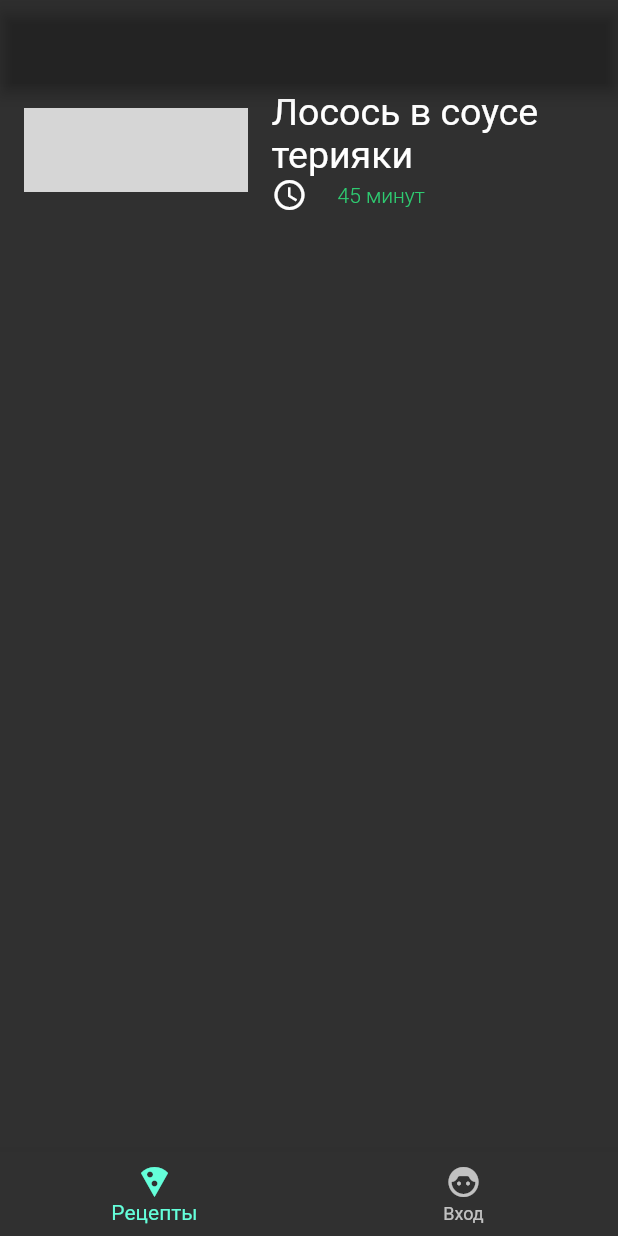
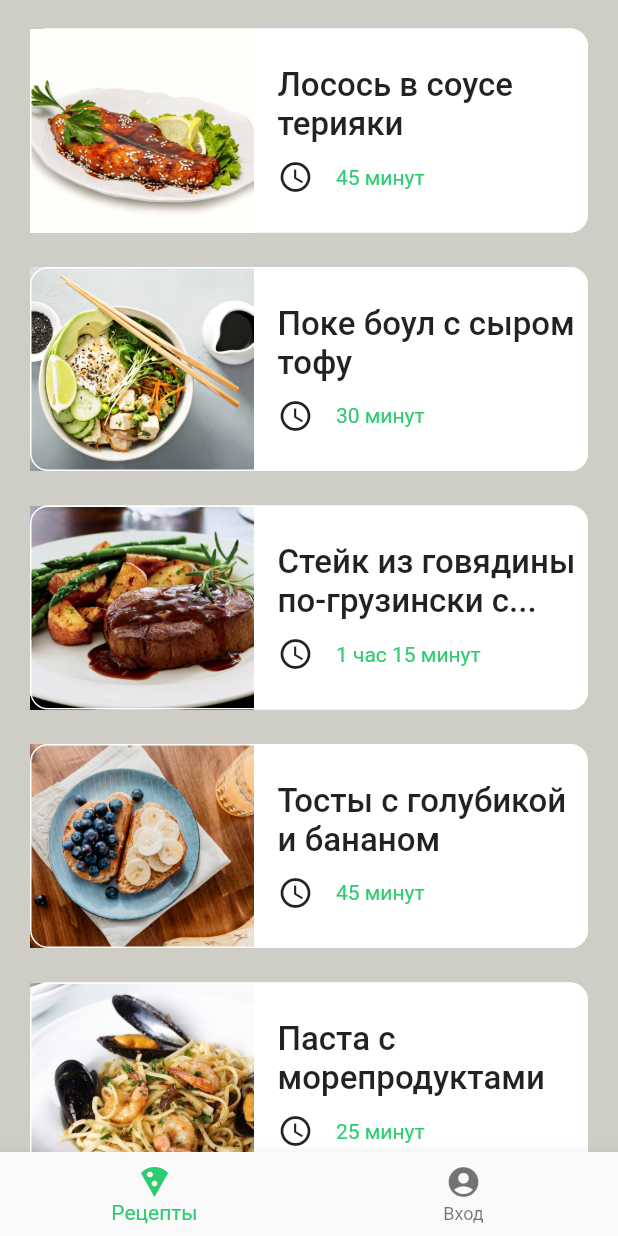
Before and after one commit to DaniilVol/otus_food, a Flutter app: the screen it shows after launch, on a phone screen of 412 x 824 dp. Run offline on Flutter 3.47's test engine with Material 2 defaults, Android fonts, the phone set to English and light mode, and no system bars; grey boxes are pictures that could not be loaded.

Commit message:
сделать вторую страницу

```diff
--- a/lib/main.dart
+++ b/lib/main.dart
@@ -1,220 +1,29 @@
 import 'package:flutter/material.dart';
+import 'package:otus_food/pages/infoRecipes/infoRecipes.dart';
+import 'package:otus_food/pages/listRecipes/listRecipes.dart';
+
+
 
 void main() {
-  runApp(Food());
+  runApp(const MyApp());
 }
 
 
-class Food extends StatelessWidget {
-  @override
-  Widget build(BuildContext context) {
-
-    return MaterialApp(
-      theme: ThemeData.dark(),
-      home: List_recipes(),
-    );
-  }
-
-}
-
-class List_recipes extends StatelessWidget {
-  @override
-  Widget build(BuildContext context) {
-
-    return Scaffold(
-      appBar: AppBar(backgroundColor: Color.fromARGB(0, 0, 0, 0)),
-      body: one_recipes(),
-
-
-      bottomNavigationBar: BottomNavigationBar(items: const [
-        BottomNavigationBarItem(icon: Icon(Icons.local_pizza), label: 'Рецепты', ),
-        BottomNavigationBarItem(icon: Icon(Icons.face_6_rounded), label: 'Вход',),
-      ]),
-
-
-
-
-    );
-  }
-
-  one_recipes () {
-    return ListTile(
-      leading: SizedBox(width: 149, height: 136, child: Image.network('https://thumbor.uds.app/unsafe/600x600/game-prod/549756069200/24eb6d42-5a97-4cca-9713-c7d0a194bb17/1586446493645',
-      width: 149, height: 136, fit: BoxFit.cover,)),
-
-      title: Text('Лосось в соусе терияки '),
-      titleTextStyle: TextStyle(fontSize: 25),
-      subtitle: Row(mainAxisAlignment: MainAxisAlignment.start,
-        crossAxisAlignment: CrossAxisAlignment.center,
-        children: [
-          Icon(Icons.watch_later_outlined),
-          SizedBox(width: 20),
-          Text('45 минут', style: TextStyle(color: Color.fromRGBO(46, 204, 113, 1), fontWeight: FontWeight.w300))
-      ]
-      )
-    );
-  }
-
-}
-
-
-
-
-
-
-
-
-
-
-
-
-
-
-
-
-
-
-
-
-
-
-
-
-
-
-
-
-
-
-
-
-
-
-
-
-
-
-
-
-
-/*
 class MyApp extends StatelessWidget {
   const MyApp({super.key});
 
-  // This widget is the root of your application.
   @override
   Widget build(BuildContext context) {
     return MaterialApp(
-      title: 'Flutter Demo',
-      theme: ThemeData(
-        // This is the theme of your application.
-        //
-        // TRY THIS: Try running your application with "flutter run". You'll see
-        // the application has a blue toolbar. Then, without quitting the app,
-        // try changing the seedColor in the colorScheme below to Colors.green
-        // and then invoke "hot reload" (save your changes or press the "hot
-        // reload" button in a Flutter-supported IDE, or press "r" if you used
-        // the command line to start the app).
-        //
-        // Notice that the counter didn't reset back to zero; the application
-        // state is not lost during the reload. To reset the state, use hot
-        // restart instead.
-        //
-        // This works for code too, not just values: Most code changes can be
-        // tested with just a hot reload.
-        colorScheme: ColorScheme.fromSeed(seedColor: Colors.deepPurple),
-        useMaterial3: true,
-      ),
-      home: const MyHomePage(title: 'Flutter Demo Home Page'),
+      theme: Theme.of(context).copyWith(scaffoldBackgroundColor: Color(0xffececec6)),
+      //Theme.of(context).copyWith(bottomNavigationBarTheme: Color(0xff2ECC71))
+      //home: ListRecipes(),
+      //initialRoute: '/',
+      routes: {
+        '/': (context) => const ListRecipes(),
+        //'/infoRecipes': (context) => InfoRecipes(index),
+       // '/log_in': (context) => LogIn(),
+      },
     );
   }
 }
-
-class MyHomePage extends StatefulWidget {
-  const MyHomePage({super.key, required this.title});
-
-  // This widget is the home page of your application. It is stateful, meaning
-  // that it has a State object (defined below) that contains fields that affect
-  // how it looks.
-
-  // This class is the configuration for the state. It holds the values (in this
-  // case the title) provided by the parent (in this case the App widget) and
-  // used by the build method of the State. Fields in a Widget subclass are
-  // always marked "final".
-
-  final String title;
-
-  @override
-  State<MyHomePage> createState() => _MyHomePageState();
-}
-
-class _MyHomePageState extends State<MyHomePage> {
-  int _counter = 0;
-
-  void _incrementCounter() {
-    setState(() {
-      // This call to setState tells the Flutter framework that something has
-      // changed in this State, which causes it to rerun the build method below
-      // so that the display can reflect the updated values. If we changed
-      // _counter without calling setState(), then the build method would not be
-      // called again, and so nothing would appear to happen.
-      _counter++;
-    });
-  }
-
-  @override
-  Widget build(BuildContext context) {
-    // This method is rerun every time setState is called, for instance as done
-    // by the _incrementCounter method above.
-    //
-    // The Flutter framework has been optimized to make rerunning build methods
-    // fast, so that you can just rebuild anything that needs updating rather
-    // than having to individually change instances of widgets.
-    return Scaffold(
-      appBar: AppBar(
-        // TRY THIS: Try changing the color here to a specific color (to
-        // Colors.amber, perhaps?) and trigger a hot reload to see the AppBar
-        // change color while the other colors stay the same.
-        backgroundColor: Theme.of(context).colorScheme.inversePrimary,
-        // Here we take the value from the MyHomePage object that was created by
-        // the App.build method, and use it to set our appbar title.
-        title: Text(widget.title),
-      ),
-      body: Center(
-        // Center is a layout widget. It takes a single child and positions it
-        // in the middle of the parent.
-        child: Column(
-          // Column is also a layout widget. It takes a list of children and
-          // arranges them vertically. By default, it sizes itself to fit its
-          // children horizontally, and tries to be as tall as its parent.
-          //
-          // Column has various properties to control how it sizes itself and
-          // how it positions its children. Here we use mainAxisAlignment to
-          // center the children vertically; the main axis here is the vertical
-          // axis because Columns are vertical (the cross axis would be
-          // horizontal).
-          //
-          // TRY THIS: Invoke "debug painting" (choose the "Toggle Debug Paint"
-          // action in the IDE, or press "p" in the console), to see the
-          // wireframe for each widget.
-          mainAxisAlignment: MainAxisAlignment.center,
-          children: <Widget>[
-            const Text(
-              'You have pushed the button this many times:',
-            ),
-            Text(
-              '$_counter',
-              style: Theme.of(context).textTheme.headlineMedium,
-            ),
-          ],
-        ),
-      ),
-      floatingActionButton: FloatingActionButton(
-        onPressed: _incrementCounter,
-        tooltip: 'Increment',
-        child: const Icon(Icons.add),
-      ), // This trailing comma makes auto-formatting nicer for build methods.
-    );
-  }
-}
- */
--- /dev/null
+++ b/lib/pages/listRecipes/listRecipes.dart
@@ -0,0 +1,250 @@
+import 'package:flutter/material.dart';
+
+import '../infoRecipes/infoRecipes.dart';
+
+//import '../resources/resources.dart';
+
+List<Recipes> myRecipes = [
+Recipes(nameRecipes: 'Лосось в соусе терияки', timeCook: '45 минут', imgRecipes: 'assets/img/salmon.jpg'),
+Recipes(nameRecipes: 'Поке боул с сыром тофу', timeCook: '30 минут', imgRecipes: 'assets/img/poke.jpeg'),
+Recipes(nameRecipes: 'Стейк из говядины по-грузински с картошкой', timeCook: '1 час 15 минут', imgRecipes: 'assets/img/steak.jpg'),
+Recipes(nameRecipes: 'Тосты с голубикой и бананом', timeCook: '45 минут', imgRecipes: 'assets/img/toast.jpg'),
+Recipes(nameRecipes: 'Паста с морепродуктами', timeCook: '25 минут', imgRecipes: 'assets/img/pasta.jpg'),
+Recipes(nameRecipes: 'Бургер с двумя котлетами', timeCook: '1 час', imgRecipes: 'assets/img/burger.jpg'),
+Recipes(nameRecipes: 'Пицца Маргарита домашняя',  timeCook : '25 минут', imgRecipes: 'assets/img/pizza.jpg'),
+];
+
+class Recipes {
+  final String nameRecipes;
+  final String timeCook;
+  final String imgRecipes;
+
+  /* String get nameRecipe => _nameRecipes;
+
+  set nameRecipe (String name){
+    if (name.length > 5) {
+      _nameRecipes = name.characters.take(5);
+      return _nameRecipes;
+    }
+  } */
+
+  Recipes({
+    required this.nameRecipes,
+    required this.timeCook,
+    required this.imgRecipes,
+  }) ; //:  _nameRecipes = 'text';
+
+
+  //void set nameRecipe(String nameRecipes) => (nameRecipes.length > 5) ? (_nameRecipes = (nameRecipes.characters.take(5).toString()) + '...') : _nameRecipes = 'nameRecipes';
+}
+
+List StepRecipesSalmon = <String>[
+'В маленькой кастрюле соедините соевый соус, 6 столовых ложек воды, мёд, сахар, измельчённый чеснок, имбирь и лимонный сок.',
+'Поставьте на средний огонь и, помешивая, доведите до лёгкого кипения.',
+'Смешайте оставшуюся воду с крахмалом. Добавьте в кастрюлю и перемешайте.',
+'Готовьте, непрерывно помешивая венчиком, 1 минуту. Снимите с огня и немного остудите.',
+'Смажьте форму маслом и выложите туда рыбу. Полейте её соусом.',
+'Поставьте в разогретую до 200 °C духовку примерно на 15 минут.',
+'Перед подачей полейте соусом из формы и посыпьте кунжутом.',
+];
+
+
+
+class ListRecipes extends StatefulWidget {
+  const ListRecipes({super.key});
+
+  @override
+  State<ListRecipes> createState() => _ListRecipesState();
+}
+
+class _ListRecipesState extends State<ListRecipes> {
+
+  /* void _onRecipeTap(int index) {
+    var id = _recipes[index].id;
+    if (id == 1) {
+      Navigator.pushNamed(context, '/recipeInfo');
+    } else if (id == 2) {
+      Navigator.pushNamed(context, '/recipeInfoPokeboul');
+    }
+  } */
+
+  @override
+  Widget build(BuildContext context) {
+    return Scaffold(
+      //backgroundColor: Color(0xffececec6),
+      bottomNavigationBar: BottomNavigationBar(
+        selectedItemColor: Color(0xff2ECC71),
+        items: const [
+          BottomNavigationBarItem(
+            icon: Icon(Icons.local_pizza),
+            label: 'Рецепты',
+          ),
+          BottomNavigationBarItem(
+            icon: Icon(Icons.account_circle_rounded),
+            label: 'Вход',
+          ),
+        ],
+      ),
+      body: ListView.builder(itemCount: myRecipes.length, itemBuilder: (BuildContext context, int index) {
+        final recipeImg = myRecipes[index].imgRecipes;
+        final recipeTime = myRecipes[index].timeCook;
+        String name = myRecipes[index].nameRecipes;
+        final recipeName = (name.length > 32) ? '${name.characters.take(32)}...' : (name);
+        return SafeArea(minimum: const EdgeInsets.fromLTRB(16, 15, 16, 0),
+          child: InkWell(
+          //borderRadius: BorderRadius.circular(10),
+          //splashColor: Colors.blue.withAlpha(30),
+          onTap: () {print(index);
+            Navigator.of(context).push(
+              MaterialPageRoute(
+                builder: (context) => InfoRecipes(index),
+              )
+            );
+          },
+          child: Card(elevation: 0,
+              shape: RoundedRectangleBorder(
+                side: BorderSide(
+                color: Theme.of(context).colorScheme.outline,
+                ),
+                borderRadius: const BorderRadius.all(Radius.circular(12)),
+
+              ), child: Row( children: [
+              Column( children: [
+                Image.asset(recipeImg, width: 149, height: 136, fit: BoxFit.cover,),
+              ],),
+              SizedBox(width: 16,),
+              Flexible( child:
+                Column(mainAxisAlignment: MainAxisAlignment.spaceBetween,
+                  mainAxisSize: MainAxisSize.min,
+                  crossAxisAlignment: CrossAxisAlignment.start,
+                  children: [
+                    SizedBox(height: 10,),
+                    Text(recipeName, style: TextStyle(fontSize: 22, fontWeight: FontWeight.w500 )),
+                    SizedBox(height: 10,),
+                    Row( children: [
+                      Icon(Icons.access_time),
+                      SizedBox(width: 15,),
+                      Text(recipeTime, style: TextStyle(color: Color(0xff2ECC71)),),
+                    ],),
+                    SizedBox(height: 10,),
+                  ],
+                ),
+              ),
+
+            ],),
+
+
+
+          )));
+
+
+
+
+
+             /*  ListTile(
+                onTap: () {},
+                tileColor: Color(0xFFFF00000),
+                leading: Image.asset(recipeImg, width: 149, height: 136, fit: BoxFit.cover,),
+                title: Text(recipeName),
+                subtitle: Row(children: [
+                  Icon(Icons.access_time),
+                  SizedBox(width: 20,),
+                  Text(recipeTime),
+                   ],),
+            ); */
+
+
+
+      }),
+
+
+
+
+
+      /* Stack(children: [
+        Container(
+          constraints: const BoxConstraints(maxWidth: double.infinity),
+          child: ListView.separated(
+              physics: BouncingScrollPhysics(),
+              separatorBuilder: (BuildContext context, int index) {
+                return const Padding(padding: EdgeInsets.only(top: 24));
+              },
+              itemCount: myRecipes.length,
+              itemBuilder: (BuildContext context, int index) {
+                {
+                  final recipes = myRecipes[index];
+                  return Center(
+                    child: Container(
+                      margin: EdgeInsets.only(left: 16),
+                      decoration: const BoxDecoration(
+                        color: Colors.white,
+                        borderRadius: BorderRadius.all(Radius.circular(5)),
+                      ),
+                      width: 396,
+                      height: 136,
+                      child: Stack(
+                        children: [
+                          ClipRRect(
+                            borderRadius: const BorderRadius.only(
+                              topLeft: Radius.circular(5),
+                              bottomLeft: Radius.circular(5),
+                            ),
+                            child: Image(
+                              fit: BoxFit.cover,
+                              image: AssetImage(recipes.imgRecipes),
+                              width: 149,
+                              height: 136,
+                            ),
+                          ),
+                          Padding(
+                            padding: const EdgeInsets.only(left: 165, top: 30),
+                            child: SizedBox(
+                              width: 208,
+                              child: Text(
+                                recipes.nameRecipes,
+                                style: const TextStyle(
+                                    fontSize: 22,
+                                    fontWeight: FontWeight.bold,
+                                    overflow: TextOverflow.ellipsis),
+                                maxLines: 2,
+                              ),
+                            ),
+                          ),
+                          const Padding(
+                            padding: EdgeInsets.only(top: 95, left: 165),
+                            child: Icon(
+                              Icons.watch_later_outlined,
+                              size: 16,
+                            ),
+                          ),
+                          Padding(
+                            padding: EdgeInsets.only(top: 94, left: 192),
+                            child: SizedBox(
+                              height: 19,
+                              child: Text(
+                                recipes.timeCook,
+                                style: const TextStyle(
+                                    color: Color(0xff2ECC71), fontSize: 16),
+                              ),
+                            ),
+                          ),
+                          Material(
+                            color: Colors.transparent,
+                            child: InkWell(
+                              borderRadius: BorderRadius.circular(10),
+                              onTap: () => (index),
+                            ),
+                          )
+                        ],
+                      ),
+                    ),
+                  );
+                }
+              },
+            ),
+
+        ),
+      ]), */
+    );
+  }
+}
--- a/pubspec.yaml
+++ b/pubspec.yaml
@@ -59,8 +59,8 @@ flutter:
   uses-material-design: true
 
   # To add assets to your application, add an assets section, like this:
-  # assets:
-  #   - images/a_dot_burr.jpeg
+  assets:
+    - assets/img/
   #   - images/a_dot_ham.jpeg
 
   # An image asset can refer to one or more resolution-specific "variants", see
```
Also changed, not shown: lib/pages/infoRecipes/infoRecipes.dart (added, +74 -0 lines), assets/img/burger.jpg (added), assets/img/pasta.jpg (added), assets/img/pizza.jpg (added), assets/img/poke.jpeg (added), assets/img/salmon.jpg (added), assets/img/steak.jpg (added), assets/img/toast.jpg (added).
